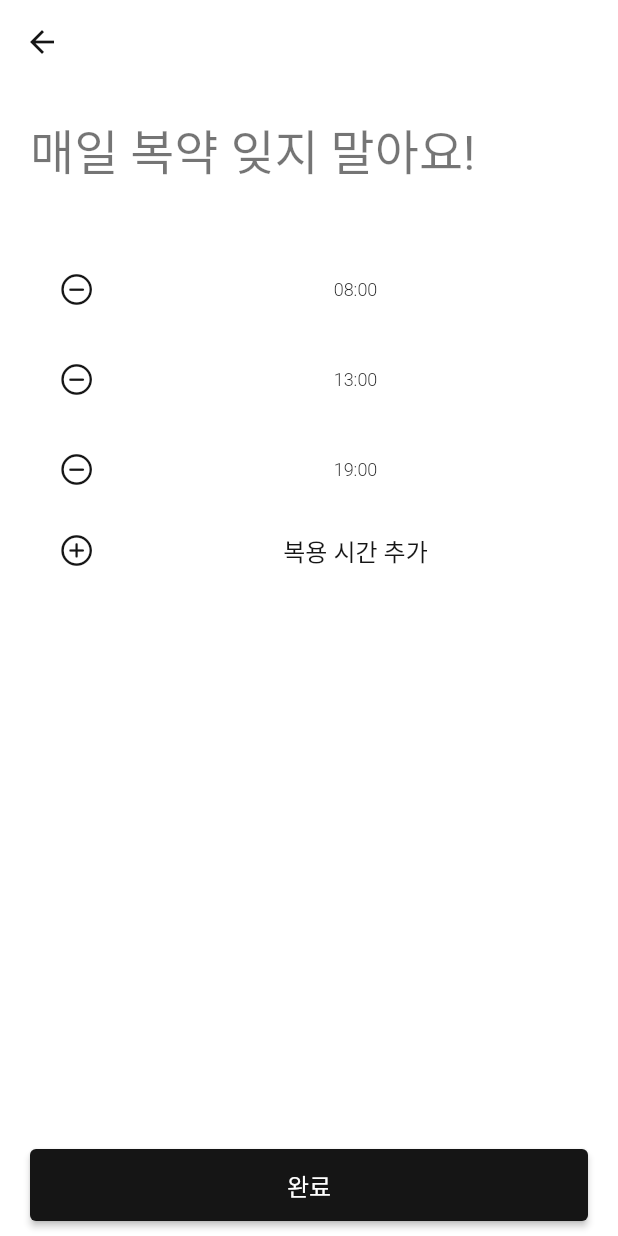
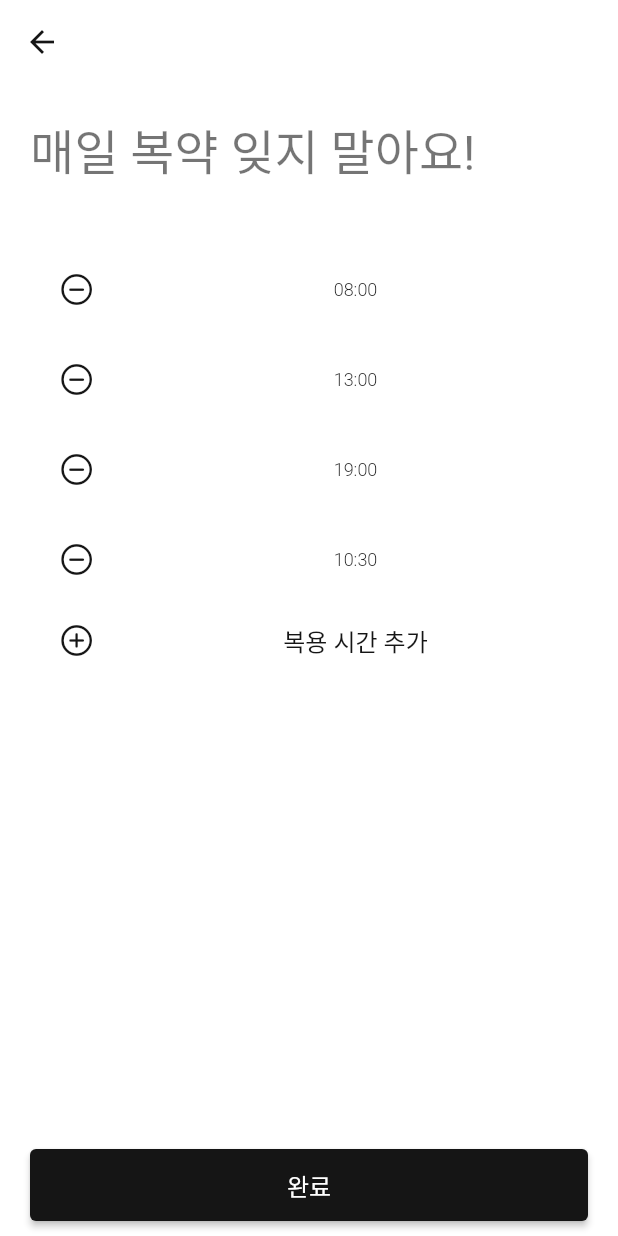
Before and after one commit to Juwon-Yun/Take-a-Pill, a Flutter app: the AddAlarmPage screen opened directly with empty values, after a tap on "복용 시간 추가", on a phone screen of 412 x 824 dp. Run offline on Flutter 3.47's test engine with Material 2 defaults, Android fonts, the phone set to English and light mode, and no system bars; our stand-ins replace image_picker; Roboto replaces fonts that are missing (GmarketSansTTF).

Commit message:
feat: intl add

```diff
--- a/lib/pages/add_medicine/add_alarm_page.dart
+++ b/lib/pages/add_medicine/add_alarm_page.dart
@@ -5,15 +5,22 @@ import 'package:flutter/material.dart';
 import 'package:flutter_app/components/custom_colors.dart';
 import 'package:flutter_app/components/custom_constants.dart';
 import 'package:flutter_app/components/custom_widget.dart';
+import 'package:intl/intl.dart';
 
 import 'components/add_page_widget.dart';
 
-class AddAlarmPage extends StatelessWidget {
-  AddAlarmPage({Key? key, required this.medicineImage, required this.medicineName}) : super(key: key);
+class AddAlarmPage extends StatefulWidget {
+  const AddAlarmPage({Key? key, required this.medicineImage, required this.medicineName}) : super(key: key);
 
   final File? medicineImage;
   final String medicineName;
-  final alarms = <String>[
+
+  @override
+  State<AddAlarmPage> createState() => _AddAlarmPageState();
+}
+
+class _AddAlarmPageState extends State<AddAlarmPage> {
+  final _alarms = <String>[
     '08:00',
     '13:00',
     '19:00',
@@ -45,40 +52,55 @@ class AddAlarmPage extends StatelessWidget {
       bottomNavigationBar: BottomSubmitButton(onPressed: (){}, text: '완료'),
     );
   }
+
   List<Widget> get alarmWidgets {
     final children = <Widget>[];
 
     children.addAll(
-        alarms.map((alaramTime) => AlarmBox( time:  alaramTime,)),
+      _alarms.map((alarmTime) => AlarmBox(
+          time:  alarmTime,
+          onPressedMinus: (){
+            setState(() {
+              _alarms.remove(alarmTime);
+            });
+          },)),
     );
-    children.add(AddAlarmButton());
+    children.add(AddAlarmButton(onPressedAddAlarm: (){
+      final now = DateTime.now();
+      final nowTime = DateFormat('HH:mm').format(now);
+      setState(() {
+        _alarms.add(nowTime);
+      });
+    },));
     return children;
   }
 }
 
 class AlarmBox extends StatelessWidget {
   const AlarmBox({
-    Key? key, required this.time
+    Key? key, required this.time, required this.onPressedMinus
   }) : super(key: key);
 
   final String time;
+  final VoidCallback onPressedMinus;
 
   @override
   Widget build(BuildContext context) {
+    final initTime = DateFormat('HH:mm').parse(time);
+
     return TextButton(
       style: TextButton.styleFrom(padding: const EdgeInsets.symmetric(horizontal: 0, vertical: 6), textStyle: Theme.of(context).textTheme.subtitle2),
       onPressed: (){},
       child: Row(
         children: [
-          Expanded(flex: 1, child: IconButton(onPressed: (){}, icon: const Icon(CupertinoIcons.minus_circled))),
+          Expanded(flex: 1, child: IconButton(onPressed: onPressedMinus, icon: const Icon(CupertinoIcons.minus_circled))),
           Expanded(
               flex: 5,
               child: TextButton(
                 onPressed: (){
                 showModalBottomSheet(context: context, builder: (context){
-                  return const TimePickerBottomSheet();
+                  return TimePickerBottomSheet(initialDateTime: initTime);
                 });
-            // }, child: const Text('18:00'))),
               },
               child: Text(time)
             )
@@ -89,14 +111,16 @@ class AlarmBox extends StatelessWidget {
   }
 }
 class TimePickerBottomSheet extends StatelessWidget {
-  const TimePickerBottomSheet({Key? key}) : super(key: key);
+  const TimePickerBottomSheet({Key? key, required this.initialDateTime}) : super(key: key);
+
+  final DateTime initialDateTime;
 
   @override
   Widget build(BuildContext context) {
     return BottomSheetBody(children: [
       SizedBox(
           height: 200,
-          child: CupertinoDatePicker(onDateTimeChanged: (dateTime){}, mode: CupertinoDatePickerMode.time,)
+          child: CupertinoDatePicker(onDateTimeChanged: (dateTime){}, mode: CupertinoDatePickerMode.time, initialDateTime: initialDateTime,)
       ),
       const SizedBox(width: regularSpace,),
       Row(
@@ -106,7 +130,7 @@ class TimePickerBottomSheet extends StatelessWidget {
               height: submitButtonHeight,
               child: ElevatedButton(
                 onPressed: (){},
-                child: Text("취소"),
+                child: const Text('취소'),
                 style: ElevatedButton.styleFrom(textStyle: Theme.of(context).textTheme.subtitle1, primary: Colors.white, onPrimary: CustomColors.primaryColor),
               ),
             ),
@@ -118,7 +142,7 @@ class TimePickerBottomSheet extends StatelessWidget {
               height: submitButtonHeight,
               child: ElevatedButton(
                 onPressed: (){},
-                child: Text("확인"),
+                child: const Text('확인'),
                 style: ElevatedButton.styleFrom(textStyle: Theme.of(context).textTheme.subtitle1),
               ),
             ),
@@ -132,14 +156,16 @@ class TimePickerBottomSheet extends StatelessWidget {
 
 class AddAlarmButton extends StatelessWidget {
   const AddAlarmButton({
-    Key? key,
+    Key? key, required this.onPressedAddAlarm
   }) : super(key: key);
+
+  final VoidCallback onPressedAddAlarm;
 
   @override
   Widget build(BuildContext context) {
     return TextButton(
       style: TextButton.styleFrom(padding: const EdgeInsets.symmetric(horizontal: 0, vertical: 6), textStyle: Theme.of(context).textTheme.subtitle1),
-      onPressed: (){},
+      onPressed: onPressedAddAlarm,
       child: Row(
         children: const [
           Expanded(flex: 1, child: Icon(CupertinoIcons.plus_circled)),
--- a/pubspec.yaml
+++ b/pubspec.yaml
@@ -37,6 +37,9 @@ dependencies:
 
   # get image
   image_picker: ^0.8.4+4
+
+  # datetime formatting
+  intl: ^0.17.0
 
 dev_dependencies:
   flutter_test:
```
Also changed, not shown: pubspec.lock.
